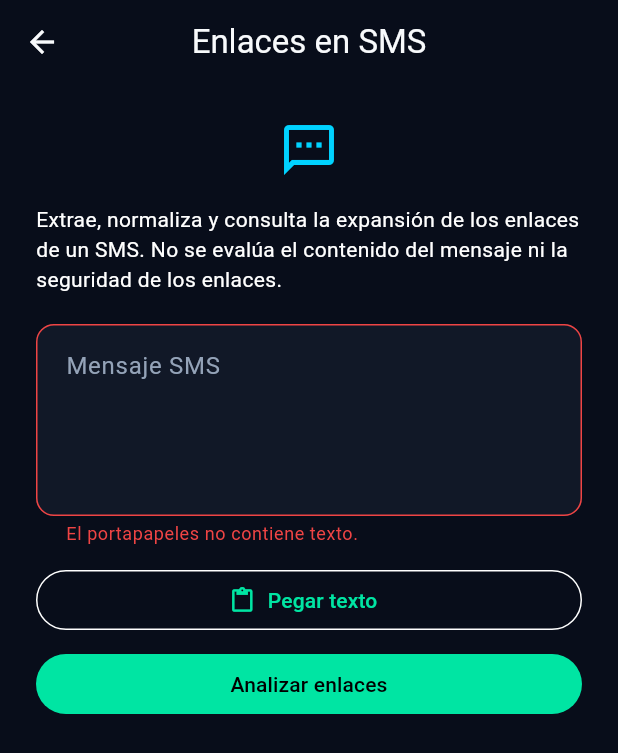
After one commit to St4lin-39/ScamLens, a Flutter app: the SmishingScreen screen opened directly, after a tap on "Pegar texto", on a phone screen of 412 x 824 dp. The commit adds this screen. Shown: the top 753 px of the screen. Run offline on Flutter 3.47's test engine with Material 3 defaults, Android fonts, the phone set to English and light mode, and no system bars; our stand-ins replace flutter_bloc, permission_handler, supabase_flutter; missing offline and left inert: mobile_scanner, smart_permission; accounts and stored records are empty.

Commit message:
feat(smishing): implement SMS URL analyzer US-06

```diff
--- /dev/null
+++ b/scamlens/lib/features/smishing/ui/screens/smishing_screen.dart
@@ -0,0 +1,193 @@
+import 'package:flutter/material.dart';
+import 'package:flutter/services.dart';
+import 'package:flutter_bloc/flutter_bloc.dart';
+import 'package:scamlens/components/url_expansion_details.dart';
+import 'package:scamlens/features/smishing/ui/bloc/smishing_bloc.dart';
+import 'package:scamlens/theme/app_theme.dart';
+
+class SmishingScreen extends StatefulWidget {
+  const SmishingScreen({super.key});
+
+  @override
+  State<SmishingScreen> createState() => _SmishingScreenState();
+}
+
+class _SmishingScreenState extends State<SmishingScreen> {
+  final _controller = TextEditingController();
+  String? _inputError;
+  bool _pasting = false;
+  int _editRevision = 0;
+
+  @override
+  void dispose() {
+    _controller.dispose();
+    super.dispose();
+  }
+
+  Future<void> _paste() async {
+    final revision = _editRevision;
+    setState(() => _pasting = true);
+    try {
+      final data = await Clipboard.getData(Clipboard.kTextPlain);
+      if (!mounted || revision != _editRevision) return;
+      final text = data?.text;
+      if (text == null || text.trim().isEmpty) {
+        setState(() => _inputError = 'El portapapeles no contiene texto.');
+      } else {
+        _controller.text = text;
+        _editRevision++;
+        setState(() => _inputError = null);
+        context.read<SmishingBloc>().add(ResetSmishingEvent());
+      }
+    } catch (_) {
+      if (mounted && revision == _editRevision) {
+        setState(() => _inputError = 'No se pudo leer el portapapeles.');
+      }
+    } finally {
+      if (mounted) setState(() => _pasting = false);
+    }
+  }
+
+  void _reset() {
+    _controller.clear();
+    _editRevision++;
+    setState(() => _inputError = null);
+    context.read<SmishingBloc>().add(ResetSmishingEvent());
+  }
+
+  @override
+  Widget build(BuildContext context) {
+    return Scaffold(
+      appBar: AppBar(title: const Text('Enlaces en SMS')),
+      body: SafeArea(
+        child: BlocBuilder<SmishingBloc, SmishingState>(
+          builder: (context, state) {
+            final loading = state is SmishingLoading;
+            return ListView(
+              padding: const EdgeInsets.all(24),
+              children: [
+                const Icon(
+                  Icons.sms_outlined,
+                  color: AppColors.accentCyan,
+                  size: 40,
+                ),
+                const SizedBox(height: 16),
+                const Text(
+                  'Extrae, normaliza y consulta la expansión de los enlaces de un SMS. '
+                  'No se evalúa el contenido del mensaje ni la seguridad de los enlaces.',
+                ),
+                const SizedBox(height: 20),
+                TextField(
+                  controller: _controller,
+                  enabled: !loading,
+                  minLines: 4,
+                  maxLines: 8,
+                  keyboardType: TextInputType.multiline,
+                  decoration: InputDecoration(
+                    labelText: 'Mensaje SMS',
+                    alignLabelWithHint: true,
+                    hintText: 'Escribe o pega el mensaje aquí',
+                    errorText: _inputError,
+                    errorMaxLines: 3,
+                  ),
+                  onChanged: (_) {
+                    _editRevision++;
+                    setState(() => _inputError = null);
+                    context.read<SmishingBloc>().add(ResetSmishingEvent());
+                  },
+                ),
+                const SizedBox(height: 12),
+                OutlinedButton.icon(
+                  onPressed: loading || _pasting ? null : _paste,
+                  icon: const Icon(Icons.content_paste),
+                  label: const Text('Pegar texto'),
+                ),
+                const SizedBox(height: 8),
+                FilledButton(
+                  onPressed: loading || _pasting
+                      ? null
+                      : () {
+                          if (_controller.text.trim().isEmpty) {
+                            setState(
+                              () => _inputError =
+                                  'Ingresa un SMS con texto para analizar.',
+                            );
+                            return;
+                          }
+                          FocusScope.of(context).unfocus();
+                          context.read<SmishingBloc>().add(
+                            AnalyzeSmsEvent(text: _controller.text),
+                          );
+                        },
+                  child: const Text('Analizar enlaces'),
+                ),
+                if (loading) ...[
+                  const SizedBox(height: 24),
+                  const Center(child: CircularProgressIndicator()),
+                  const SizedBox(height: 12),
+                  const Text(
+                    'Procesando enlaces...',
+                    textAlign: TextAlign.center,
+                  ),
+                ],
+                if (state is SmishingError) ...[
+                  const SizedBox(height: 20),
+                  Text(
+                    state.errorMessage,
+                    style: const TextStyle(color: AppColors.error),
+                  ),
+                ],
+                if (state is SmishingSuccess) ...[
+                  const SizedBox(height: 20),
+                  Text(
+                    state.result.urls.isEmpty
+                        ? 'No se encontraron enlaces en este SMS.'
+                        : 'Enlaces detectados: ${state.result.urls.length}',
+                  ),
+                  for (final (index, url) in state.result.urls.indexed)
+                    Card(
+                      margin: const EdgeInsets.only(top: 12),
+                      child: Padding(
+                        padding: const EdgeInsets.all(16),
+                        child: Column(
+                          crossAxisAlignment: CrossAxisAlignment.stretch,
+                          children: [
+                            Text(
+                              'Enlace ${index + 1}',
+                              style: const TextStyle(color: AppColors.primary),
+                            ),
+                            const SizedBox(height: 8),
+                            const Text('Detectado:'),
+                            SelectableText(url.contentRaw),
+                            const SizedBox(height: 8),
+                            const Text('URL normalizada:'),
+                            SelectableText(url.normalizedUrl),
+                            if (url.wasShortened) ...[
+                              const SizedBox(height: 8),
+                              const Text('Acortador detectado.'),
+                            ],
+                            if (url.expansion?.verifiedDestination
+                                case final destination?) ...[
+                              const SizedBox(height: 8),
+                              const Text('Destino HTTP confirmado:'),
+                              SelectableText(destination),
+                            ],
+                            UrlExpansionDetails(expansion: url.expansion),
+                          ],
+                        ),
+                      ),
+                    ),
+                ],
+                if (state is! SmishingInitial)
+                  TextButton(
+                    onPressed: _reset,
+                    child: const Text('Analizar otro SMS'),
+                  ),
+              ],
+            );
+          },
+        ),
+      ),
+    );
+  }
+}
```
Also changed, not shown: scamlens/lib/features/home/ui/home_screen.dart (+16 -0 lines), scamlens/lib/features/smishing/domain/services/sms_url_extractor.dart (+5 -26 lines), scamlens/lib/main.dart (+16 -5 lines), 5 other files.
